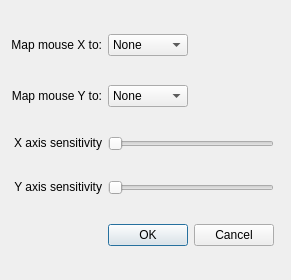
First picture: the form in proto-mouse/ftnoir_mousecontrols.ui, repository opentrack/opentrack, before the edit.
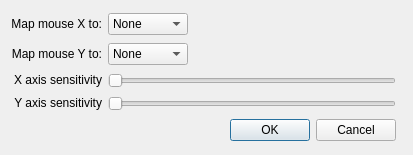
Second picture: the form after the edit. Icons and pictures are not drawn.

Commit message: proto/mouse: resize dialog

```diff
--- a/proto-mouse/ftnoir_mousecontrols.ui
+++ b/proto-mouse/ftnoir_mousecontrols.ui
@@ -9,10 +9,16 @@
    <rect>
     <x>0</x>
     <y>0</y>
-    <width>280</width>
-    <height>280</height>
+    <width>413</width>
+    <height>155</height>
    </rect>
   </property>
+  <property name="minimumSize">
+   <size>
+    <width>413</width>
+    <height>0</height>
+   </size>
+  </property>
   <property name="windowTitle">
    <string>Mouse protocol settings</string>
   </property>
@@ -30,7 +36,7 @@
    <item row="0" column="0">
     <widget class="QLabel" name="textLabel2_2">
      <property name="sizePolicy">
-      <sizepolicy hsizetype="Minimum" vsizetype="Fixed">
+      <sizepolicy hsizetype="Minimum" vsizetype="Maximum">
        <horstretch>0</horstretch>
        <verstretch>0</verstretch>
       </sizepolicy>
@@ -49,7 +55,7 @@
    <item row="1" column="0">
     <widget class="QLabel" name="textLabel2_3">
      <property name="sizePolicy">
-      <sizepolicy hsizetype="Minimum" vsizetype="Fixed">
+      <sizepolicy hsizetype="Minimum" vsizetype="Maximum">
        <horstretch>0</horstretch>
        <verstretch>0</verstretch>
       </sizepolicy>
@@ -67,6 +73,12 @@
    </item>
    <item row="0" column="1" colspan="2">
     <widget class="QComboBox" name="cbxSelectMouse_X">
+     <property name="sizePolicy">
+      <sizepolicy hsizetype="Preferred" vsizetype="Maximum">
+       <horstretch>0</horstretch>
+       <verstretch>0</verstretch>
+      </sizepolicy>
+     </property>
      <property name="maximumSize">
       <size>
        <width>80</width>
@@ -118,6 +130,12 @@
    </item>
    <item row="1" column="1" colspan="2">
     <widget class="QComboBox" name="cbxSelectMouse_Y">
+     <property name="sizePolicy">
+      <sizepolicy hsizetype="Preferred" vsizetype="Maximum">
+       <horstretch>0</horstretch>
+       <verstretch>0</verstretch>
+      </sizepolicy>
+     </property>
      <property name="maximumSize">
       <size>
        <width>80</width>
@@ -177,7 +195,7 @@
    <item row="2" column="0">
     <widget class="QLabel" name="textLabel2_4">
      <property name="sizePolicy">
-      <sizepolicy hsizetype="Minimum" vsizetype="Fixed">
+      <sizepolicy hsizetype="Minimum" vsizetype="Maximum">
        <horstretch>0</horstretch>
        <verstretch>0</verstretch>
       </sizepolicy>
@@ -196,7 +214,7 @@
    <item row="2" column="1">
     <widget class="QSlider" name="sensitivity_x">
      <property name="sizePolicy">
-      <sizepolicy hsizetype="Expanding" vsizetype="Preferred">
+      <sizepolicy hsizetype="Expanding" vsizetype="Maximum">
        <horstretch>0</horstretch>
        <verstretch>0</verstretch>
       </sizepolicy>
@@ -212,7 +230,7 @@
    <item row="3" column="0">
     <widget class="QLabel" name="textLabel2_5">
      <property name="sizePolicy">
-      <sizepolicy hsizetype="Minimum" vsizetype="Fixed">
+      <sizepolicy hsizetype="Minimum" vsizetype="Maximum">
        <horstretch>0</horstretch>
        <verstretch>0</verstretch>
       </sizepolicy>
@@ -231,7 +249,7 @@
    <item row="3" column="1">
     <widget class="QSlider" name="sensitivity_y">
      <property name="sizePolicy">
-      <sizepolicy hsizetype="Expanding" vsizetype="Preferred">
+      <sizepolicy hsizetype="Expanding" vsizetype="Maximum">
        <horstretch>0</horstretch>
        <verstretch>0</verstretch>
       </sizepolicy>
```
